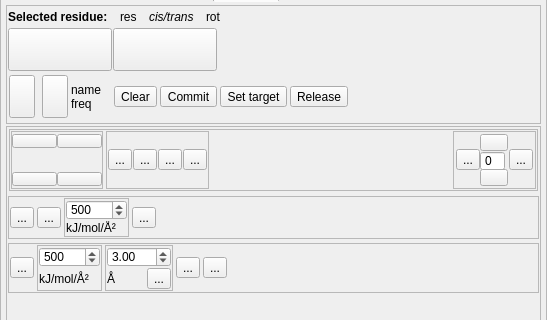
tristanic/isolde, file isolde/src/IsoldeFrame.ui: the form before one commit; both pictures show x 0 to 547 and y 122 to 442 of the 547 by 864 pixel window.
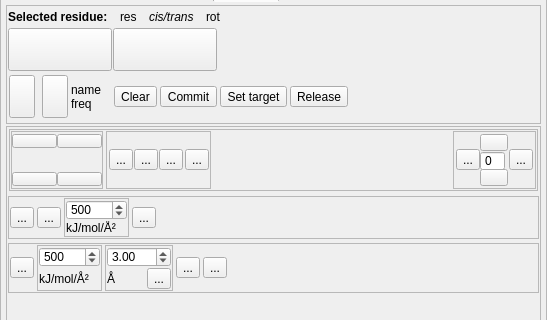
The form after the commit. The open tabs and pages were chosen to show the change. Icons and pictures are not drawn.

Commit message: separated out secondary structure restraints remove button in ui

Patch:
```diff
--- a/isolde/src/IsoldeFrame.ui
+++ b/isolde/src/IsoldeFrame.ui
@@ -2066,13 +2066,37 @@
                         </widget>
                        </item>
                        <item>
-                        <widget class="QFrame" name="_rebuild_2ry_struct_restr_master_container">
+                        <widget class="QFrame" name="frame_14">
                          <property name="frameShape">
                           <enum>QFrame::StyledPanel</enum>
                          </property>
                          <property name="frameShadow">
                           <enum>QFrame::Raised</enum>
                          </property>
+                         <layout class="QHBoxLayout" name="horizontalLayout_38">
+                          <property name="spacing">
+                           <number>1</number>
+                          </property>
+                          <property name="leftMargin">
+                           <number>1</number>
+                          </property>
+                          <property name="topMargin">
+                           <number>1</number>
+                          </property>
+                          <property name="rightMargin">
+                           <number>1</number>
+                          </property>
+                          <property name="bottomMargin">
+                           <number>1</number>
+                          </property>
+                          <item>
+                           <widget class="QFrame" name="_rebuild_2ry_struct_restr_master_container">
+                            <property name="frameShape">
+                             <enum>QFrame::NoFrame</enum>
+                            </property>
+                            <property name="frameShadow">
+                             <enum>QFrame::Raised</enum>
+                            </property>
                          <layout class="QHBoxLayout" name="horizontalLayout_31">
                           <property name="spacing">
                            <number>1</number>
@@ -2171,6 +2195,9 @@
                                  <height>36</height>
                                 </size>
                                </property>
+                                 </widget>
+                                </item>
+                               </layout>
                               </widget>
                              </item>
                             </layout>
```
Lines whose indentation alone changed are shown as unchanged.
